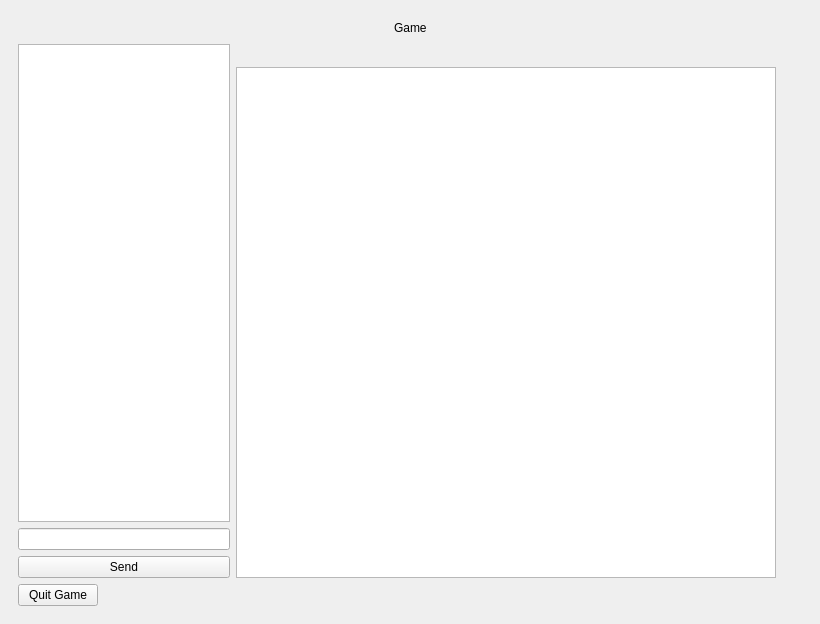
Above: src/client_side/QtCode/mainmenuview.ui from nobourge/INFO-F209 before the change. Below: the same form after it.
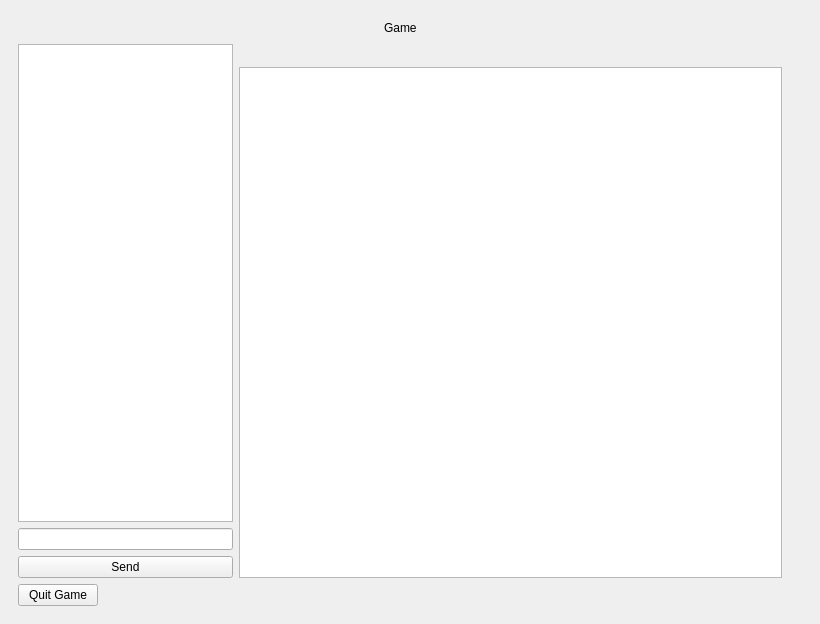
That is the form after the change. The open tabs and pages were chosen to show the change. Icons and pictures are not drawn.

Commit message: <layout class="QHBoxLayout" name="horizontalLayout_2">             <item>              <widget class="QGraphicsView" name="graphicsView"/>

Patch:
```diff
--- a/src/client_side/QtCode/mainmenuview.ui
+++ b/src/client_side/QtCode/mainmenuview.ui
@@ -20,7 +20,7 @@
    <string notr="true"/>
   </property>
   <widget class="QWidget" name="centralwidget">
-   <layout class="QGridLayout" name="gridLayout">
+   <layout class="QGridLayout" name="gridLayout_4">
     <item row="0" column="0">
      <layout class="QHBoxLayout" name="horizontalLayout">
       <item>
@@ -3558,7 +3558,7 @@
          </widget>
         </widget>
         <widget class="QWidget" name="page_9">
-         <layout class="QGridLayout" name="gridLayout_12">
+         <layout class="QGridLayout" name="gridLayout">
           <item row="1" column="0" rowspan="2">
            <layout class="QVBoxLayout" name="verticalLayout_9">
             <item>
@@ -3580,6 +3580,26 @@
             </item>
            </layout>
           </item>
+          <item row="1" column="1">
+           <spacer name="horizontalSpacer_10">
+            <property name="orientation">
+             <enum>Qt::Horizontal</enum>
+            </property>
+            <property name="sizeHint" stdset="0">
+             <size>
+              <width>584</width>
+              <height>17</height>
+             </size>
+            </property>
+           </spacer>
+          </item>
+          <item row="2" column="1">
+           <layout class="QHBoxLayout" name="horizontalLayout_2">
+            <item>
+             <widget class="QGraphicsView" name="graphicsView"/>
+            </item>
+           </layout>
+          </item>
           <item row="2" column="2">
            <spacer name="verticalSpacer_3">
             <property name="orientation">
@@ -3617,7 +3637,7 @@
             </item>
            </layout>
           </item>
-          <item row="0" column="0" colspan="3">
+          <item row="0" column="0" colspan="2">
            <layout class="QHBoxLayout" name="horizontalLayout_4">
             <item>
              <spacer name="horizontalSpacer_2">
@@ -3654,22 +3674,6 @@
             </item>
            </layout>
           </item>
-          <item row="1" column="1">
-           <spacer name="horizontalSpacer_10">
-            <property name="orientation">
-             <enum>Qt::Horizontal</enum>
-            </property>
-            <property name="sizeHint" stdset="0">
-             <size>
-              <width>584</width>
-              <height>17</height>
-             </size>
-            </property>
-           </spacer>
-          </item>
-          <item row="2" column="1">
-           <widget class="QGraphicsView" name="graphicsView"/>
-          </item>
          </layout>
         </widget>
         <widget class="QWidget" name="page_10">
```
Left out of the diff: 2 changed lines with no effect on the pictures. The commit also changes 7 other files.
